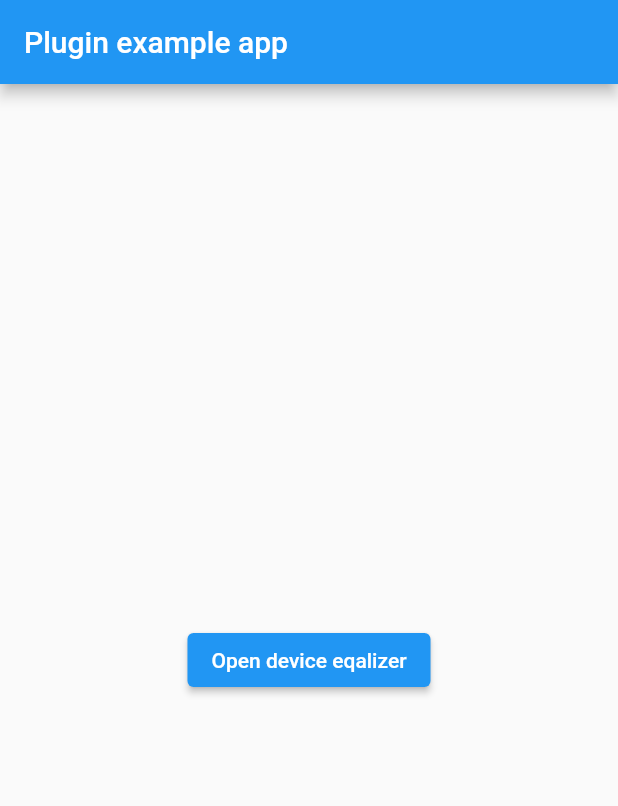
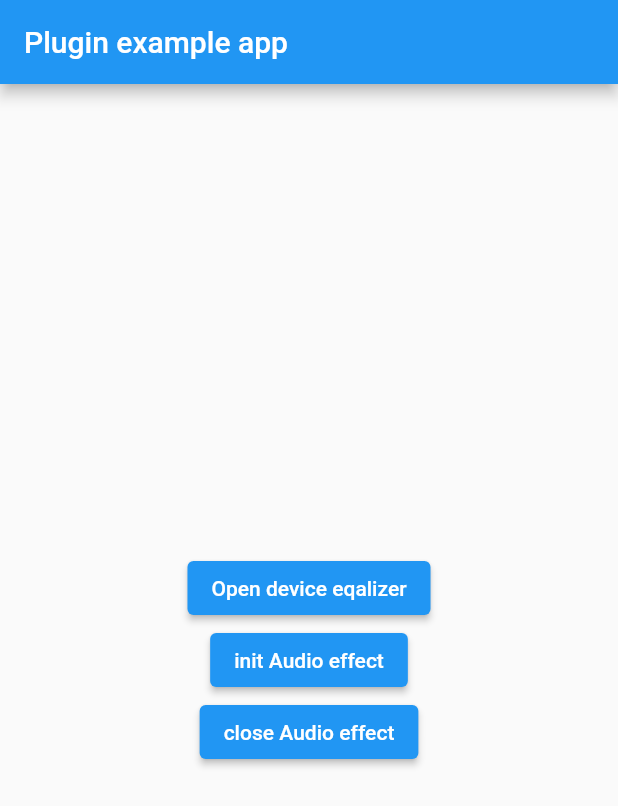
Before and after one commit to anandnet/device_equalizer, a Flutter app: the screen it shows after launch, after a tap on "Open device eqalizer", on a phone screen of 412 x 824 dp. Shown: the top 806 px of the screen. Run offline on Flutter 3.47's test engine with Material 2 defaults, Android fonts, the phone set to English and light mode, and no system bars.

Commit message:
Made changes to send AudioEffect open & close intent

```diff
--- a/example/lib/main.dart
+++ b/example/lib/main.dart
@@ -23,11 +23,29 @@ class _MyAppState extends State<MyApp> {
           title: const Text('Plugin example app'),
         ),
         body: Center(
-          child: ElevatedButton(
-            child: const Text("Open device eqalizer"),
-            onPressed: () async {
-              await _deviceEqualizerPlugin.open(1235);
-            },
+          child: Column(
+            mainAxisAlignment: MainAxisAlignment.center,
+            crossAxisAlignment: CrossAxisAlignment.center,
+            children: [
+              ElevatedButton(
+                child: const Text("Open device eqalizer"),
+                onPressed: () async {
+                  await _deviceEqualizerPlugin.open(1235);
+                },
+              ),
+              ElevatedButton(
+                child: const Text("init Audio effect"),
+                onPressed: () async {
+                  await _deviceEqualizerPlugin.initAudioEffect(1235);
+                },
+              ),
+              ElevatedButton(
+                child: const Text("close Audio effect"),
+                onPressed: () async {
+                  await _deviceEqualizerPlugin.endAudioEffect(1235);
+                },
+              )
+            ],
           ),
         ),
       ),
--- a/lib/device_equalizer.dart
+++ b/lib/device_equalizer.dart
@@ -1,9 +1,16 @@
-
 import 'package:flutter/services.dart';
 
-class DeviceEqualizer{
+class DeviceEqualizer {
+  static const methodChannel = MethodChannel('device_equalizer');
   Future<void> open(int sessionId) async {
-    const methodChannel = MethodChannel('device_equalizer');
     await methodChannel.invokeMethod('open', sessionId);
   }
+
+  Future<void> initAudioEffect(int sessionId) async {
+    await methodChannel.invokeMapMethod('initAudioEffect', sessionId);
+  }
+
+  Future<void> endAudioEffect(int sessionId) async {
+    await methodChannel.invokeMapMethod('endAudioEffect', sessionId);
+  }
 }
```
Also changed, not shown: 2 other files.
